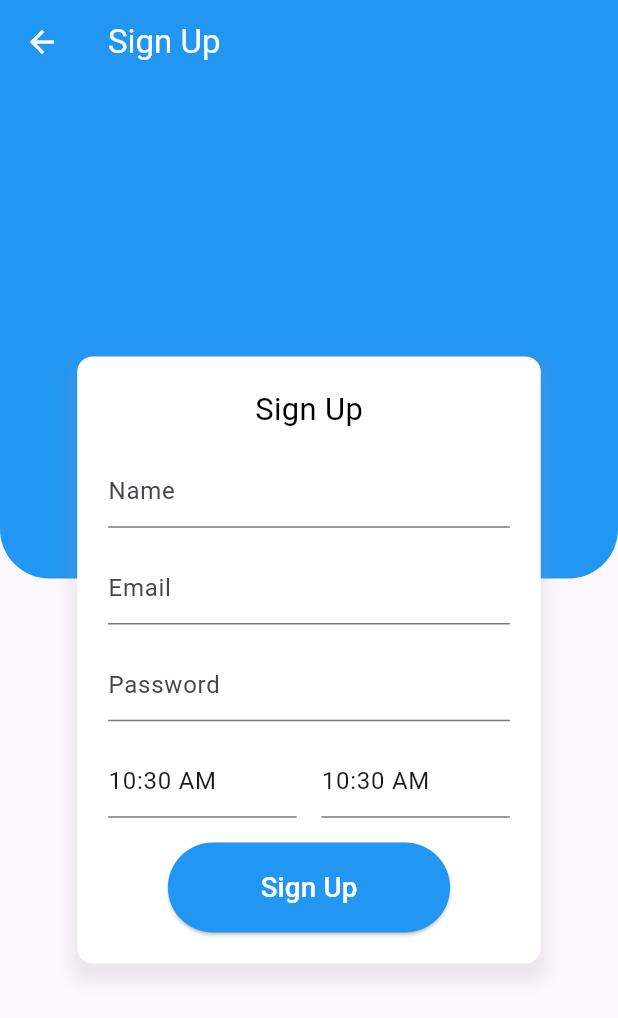
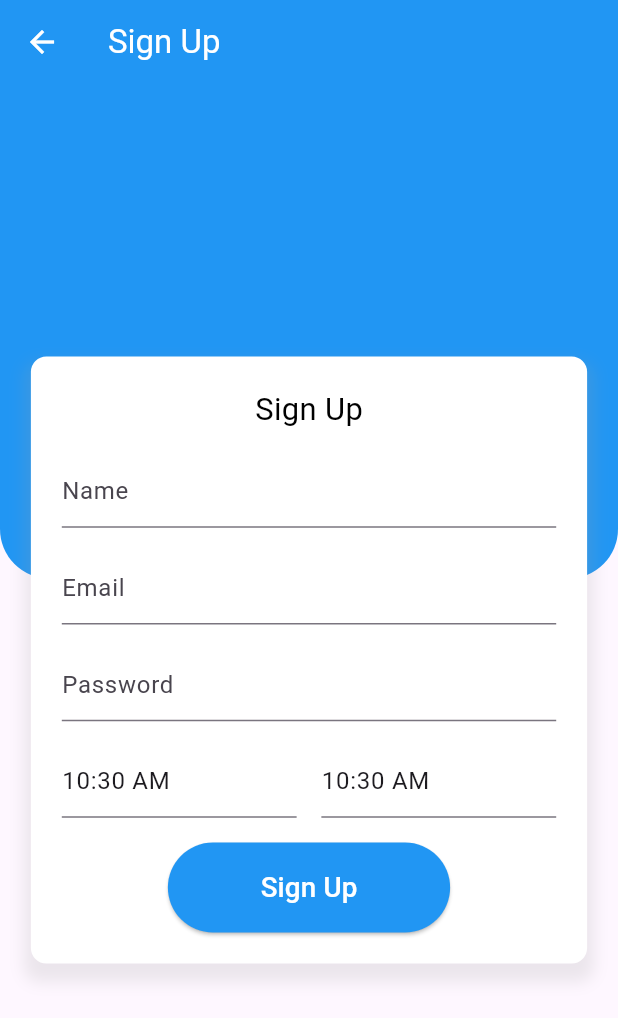
Before and after one commit to LegendKomal/attendance, a Flutter app: the Signup screen opened directly, on a phone screen of 412 x 824 dp. Shown: the top 1018 px of the screen. Run offline on Flutter 3.47's test engine with Material 3 defaults, Android fonts, the phone set to English and light mode, and no system bars; our stand-ins replace fluttertoast, shared_preferences, table_calendar; accounts and stored records are empty.

Commit message:
signup update

```diff
--- a/lib/screens/signup.dart
+++ b/lib/screens/signup.dart
@@ -54,14 +54,14 @@ class _SignupState extends State<Signup> {
               ),
             ),
           ),
-          // Centered sign-up form
+
           Center(
             child: Padding(
               padding: EdgeInsets.all(screenWidth * 0.02),
               child: Form(
                 key: _formKey,
                 child: Container(
-                  width: screenWidth * 0.75,
+                  width: screenWidth * 0.9,
                   padding: EdgeInsets.all(screenWidth * 0.05),
                   decoration: BoxDecoration(
                     color: Colors.white,
```
